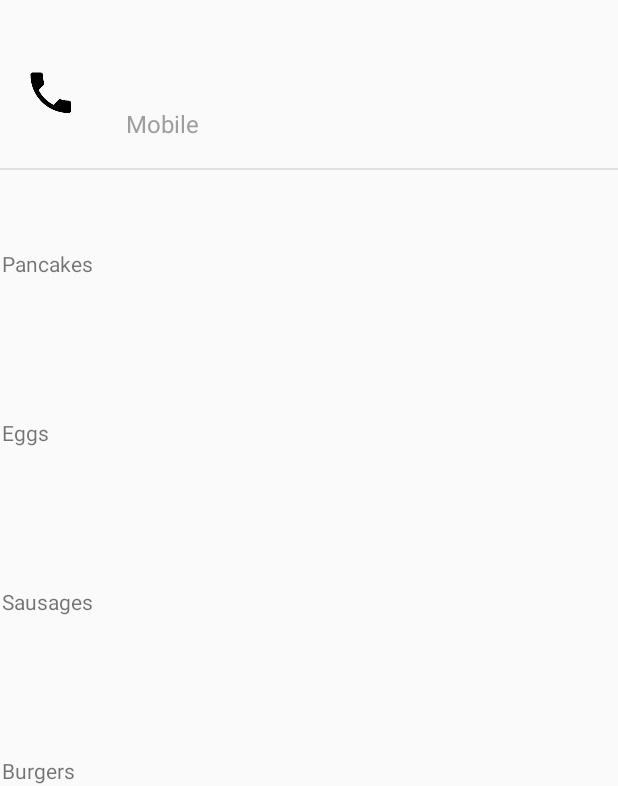
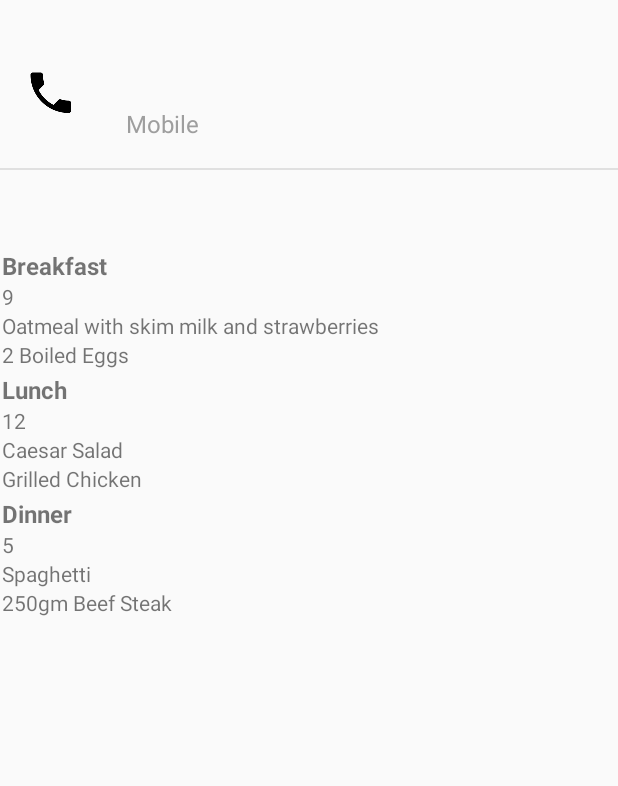
Before and after one commit to AtifMahmud/HealthWatch, an Android app: the PatientProfileActivity screen opened directly, with no data from a screen before it, on a phone screen of 412 x 824 dp, the part 450-1236 px from its top. Run offline under Robolectric (Android 15) with nearby library versions, the phone set to English and light mode, and no system bars; our stand-ins replace Volley; libraries missing offline, so code that uses them is left out: io.jsonwebtoken; network calls fail; pictures from the network do not load.

Commit message:
Displays meals nicely from JSON

```diff
--- a/app/src/main/java/com/cpen391/healthwatch/patient/PatientProfileAdapter.java
+++ b/app/src/main/java/com/cpen391/healthwatch/patient/PatientProfileAdapter.java
@@ -16,6 +16,7 @@ import android.widget.TextView;
 import com.cpen391.healthwatch.R;
 
 import org.json.JSONArray;
+import org.json.JSONException;
 import org.json.JSONObject;
 
 import java.util.ArrayList;
@@ -31,19 +32,48 @@ public class PatientProfileAdapter extends RecyclerView.Adapter<RecyclerView.Vie
     static final int TYPE_MEAL_ITEM = 1;
     private Context mContext;
 
-    private List<String> mMealList;
-    private JSONObject meal = new JSONObject();
+    private JSONObject breakfast = new JSONObject();
+    private JSONObject lunch = new JSONObject();
+    private JSONObject dinner = new JSONObject();
     private JSONArray mealList = new JSONArray();
 
     PatientProfileAdapter(Context context) {
-        mMealList = new ArrayList<>();
 
-        // Add dummy JSON
-        for (String item : new String[]{"Pancakes", "Eggs", "Sausages", "Burgers"}) {
+        try {
+            // Add dummy JSON
+            breakfast.put("title", "Breakfast");
+            breakfast.put("time", "9");
+            breakfast.put("item1", "Oatmeal with skim milk and strawberries");
+            breakfast.put("item2", "2 Boiled Eggs");
+        } catch (JSONException e){
+            e.printStackTrace();
+        }
 
-            // PArse and add items
-            mMealList.add(item);
+
+        try {
+            // Add dummy JSON
+            lunch.put("title", "Lunch");
+            lunch.put("time", "12");
+            lunch.put("item1", "Caesar Salad");
+            lunch.put("item2", "Grilled Chicken");
+        } catch (JSONException e){
+            e.printStackTrace();
         }
+
+
+        try {
+            // Add dummy JSON
+            dinner.put("title", "Dinner");
+            dinner.put("time", "5");
+            dinner.put("item1", "Spaghetti");
+            dinner.put("item2", "250gm Beef Steak");
+        } catch (JSONException e){
+            e.printStackTrace();
+        }
+
+        mealList.put(breakfast);
+        mealList.put(lunch);
+        mealList.put(dinner);
 
         mContext = context;
     }
@@ -65,15 +95,21 @@ public class PatientProfileAdapter extends RecyclerView.Adapter<RecyclerView.Vie
     public void onBindViewHolder(@NonNull ViewHolder holder, int position) {
         if (holder instanceof MealViewHolder) {
             MealViewHolder vh = (MealViewHolder) holder;
-
-            // Add specific field to specific textview
-            vh.mTextView.setText(mMealList.get(position - 1));
+            try {
+                JSONObject meal = mealList.getJSONObject(position - 1);
+                vh.mTitle.setText(meal.getString("title"));
+                vh.mTime.setText(meal.getString("time"));
+                vh.mItem1.setText(meal.getString("item1"));
+                vh.mItem2.setText(meal.getString("item2"));
+            } catch (JSONException e) {
+                e.printStackTrace();
+            }
         }
     }
 
     @Override
     public int getItemCount() {
-        return 1 + mMealList.size();
+        return 1 + mealList.length();
     }
 
     @Override
@@ -107,10 +143,17 @@ public class PatientProfileAdapter extends RecyclerView.Adapter<RecyclerView.Vie
     }
 
     class MealViewHolder extends RecyclerView.ViewHolder {
-        TextView mTextView;
+        TextView mTitle;
+        TextView mTime;
+        TextView mItem1;
+        TextView mItem2;
+
         MealViewHolder(View view) {
             super(view);
-            mTextView = view.findViewById(R.id.meal_item);
+            mTitle = view.findViewById(R.id.meal_title);
+            mTime = view.findViewById(R.id.meal_time);
+            mItem1 = view.findViewById(R.id.meal_item1);
+            mItem2 = view.findViewById(R.id.meal_item2);
         }
     }
 }
--- a/app/src/main/res/layout/list_meal_item.xml
+++ b/app/src/main/res/layout/list_meal_item.xml
@@ -1,13 +1,30 @@
 <?xml version="1.0" encoding="utf-8"?>
 <LinearLayout xmlns:android="http://schemas.android.com/apk/res/android"
+    android:orientation="vertical"
     android:layout_width="match_parent"
     android:layout_height="wrap_content"
     android:layout_margin="@dimen/cardview_compat_inset_shadow">
 
     <TextView
-        android:id="@+id/meal_item"
+        android:id="@+id/meal_title"
+        android:textSize="16dp"
+        android:textStyle="bold"
         android:layout_width="match_parent"
-        android:layout_height="110dp" />
+        android:layout_height="wrap_content" />
 
+    <TextView
+        android:id="@+id/meal_time"
+        android:layout_width="match_parent"
+        android:layout_height="wrap_content" />
+
+    <TextView
+        android:id="@+id/meal_item1"
+        android:layout_width="match_parent"
+        android:layout_height="wrap_content" />
+
+    <TextView
+        android:id="@+id/meal_item2"
+        android:layout_width="match_parent"
+        android:layout_height="wrap_content" />
 
 </LinearLayout>
```
